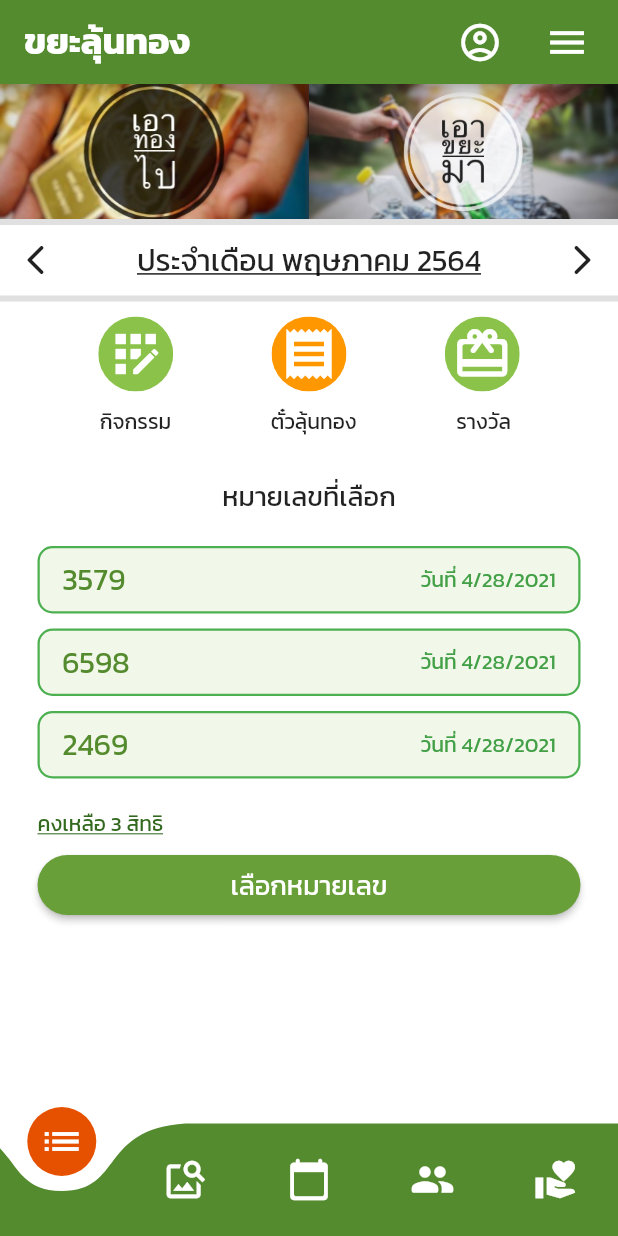
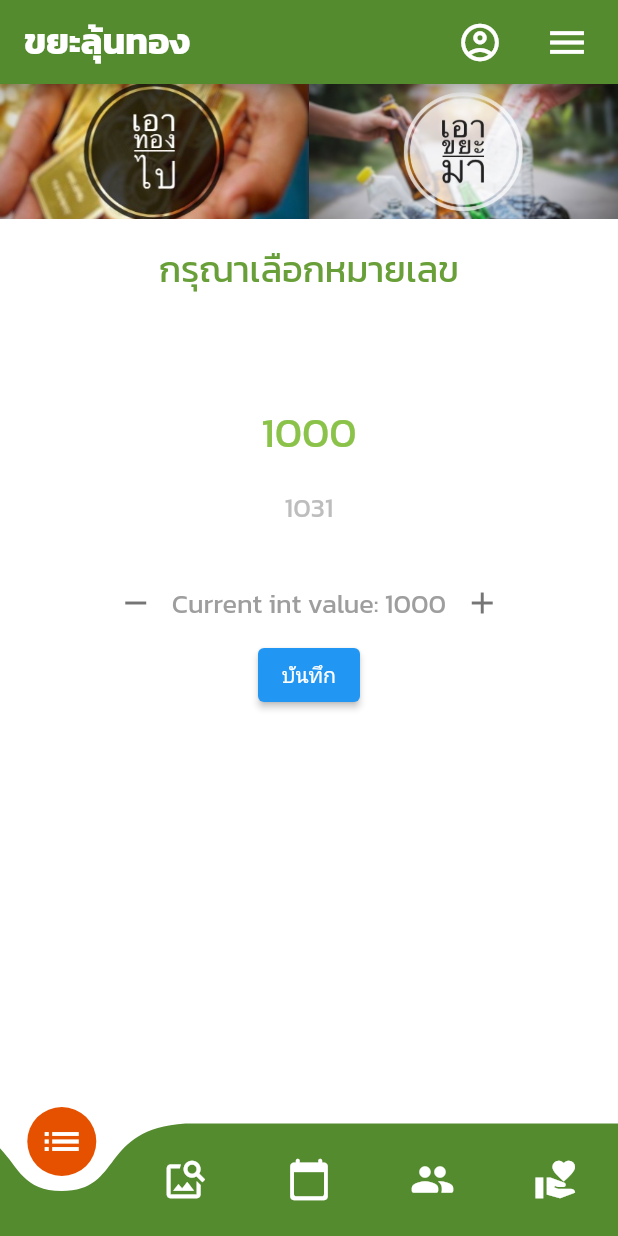
Before and after one commit to roongsetfire/Greenlink, a Flutter app: the Checklist1 screen opened by its route, after a tap on the "arrow forward ios" icon, after a tap on the "receipt" icon, after a tap on "เลือกหมายเลข", on a phone screen of 412 x 824 dp. Run offline on Flutter 3.47's test engine with Material 2 defaults, Android fonts, the phone set to English and light mode, and no system bars; drawn by our look-alikes of curved_navigation_bar, numberpicker; our stand-ins replace flutter_signin_button, flutter_switch, google_maps_flutter, location.

Commit message:
numberpicker

```diff
--- a/lib/Checklist/checklistpage1.dart
+++ b/lib/Checklist/checklistpage1.dart
@@ -1,7 +1,9 @@
 import 'package:flutter/material.dart';
 import 'package:project_bin/Checklist/activity.dart';
+import 'package:project_bin/Checklist/numberpicker.dart';
 import 'package:project_bin/Checklist/reward.dart';
 import 'package:project_bin/Checklist/ticket.dart';
+
 import 'package:project_bin/Widget-Other/BottomBar.dart';
 import 'package:project_bin/Widget-Other/Drawer.dart';
 
@@ -11,6 +13,15 @@ class Checklist1 extends StatefulWidget {
 }
 
 class _Checklist1State extends State<Checklist1> {
+  // ตรง checkpicker เอาไว้เช็คว่าเรากดปุ่มเลือกหมายเลขรึยัง ถ้ากดจะเด้งไปให้เลือกหมายเลข
+  bool checkpicker = false;
+  onChangeBool() {
+    setState(() {
+      checkpicker = !checkpicker;
+    });
+  }
+
+  //ตรงนี้เอาไว้เช็คตอนกด icon
   List<bool> pressed = [true, false, false];
   List<String> months = [
     'มกราคม',
@@ -99,13 +110,21 @@ class _Checklist1State extends State<Checklist1> {
                   ],
                 ),
               ),
-              //แถบประจำเดือน
+
+              //รวบแถบตั้งแต่ประจำเดือนลงไป เพื่อเวลากดเลือกเลขหวยหน้าส่วนนี้จะเปลี่ยนถ้ายังไม่กดก้โชว์ปกติ
+
+              (checkpicker)
+                  ? PickNumber(
+                      onPressed: () => onChangeBool(),
+                    )
+                  : Column(
+                      children: [
                         Container(
                           height: 55,
                           decoration: BoxDecoration(
                             border: Border.symmetric(
-                      horizontal:
-                          BorderSide(color: Colors.grey.shade300, width: 4)),
+                                horizontal: BorderSide(
+                                    color: Colors.grey.shade300, width: 4)),
                           ),
                           child: Row(
                             mainAxisAlignment: MainAxisAlignment.spaceBetween,
@@ -155,7 +174,9 @@ class _Checklist1State extends State<Checklist1> {
                             children: [
                               ClipOval(
                                 child: Material(
-                        color: pressed[0] ? Colors.orange : Colors.lightGreen,
+                                  color: pressed[0]
+                                      ? Colors.orange
+                                      : Colors.lightGreen,
                                   child: InkWell(
                                       onTap: () {
                                         setState(() {
@@ -177,7 +198,9 @@ class _Checklist1State extends State<Checklist1> {
                               ),
                               ClipOval(
                                 child: Material(
-                        color: pressed[1] ? Colors.orange : Colors.lightGreen,
+                                  color: pressed[1]
+                                      ? Colors.orange
+                                      : Colors.lightGreen,
                                   child: InkWell(
                                       onTap: () {
                                         setState(() {
@@ -199,7 +222,9 @@ class _Checklist1State extends State<Checklist1> {
                               ),
                               ClipOval(
                                 child: Material(
-                        color: pressed[2] ? Colors.orange : Colors.lightGreen,
+                                  color: pressed[2]
+                                      ? Colors.orange
+                                      : Colors.lightGreen,
                                   child: InkWell(
                                       onTap: () {
                                         setState(() {
@@ -230,15 +255,18 @@ class _Checklist1State extends State<Checklist1> {
                             children: [
                               Text(
                                 'กิจกรรม',
-                      style: TextStyle(fontFamily: 'Kanit', fontSize: 14),
+                                style: TextStyle(
+                                    fontFamily: 'Kanit', fontSize: 14),
                               ),
                               Text(
                                 'ตั๋วลุ้นทอง',
-                      style: TextStyle(fontFamily: 'Kanit', fontSize: 14),
+                                style: TextStyle(
+                                    fontFamily: 'Kanit', fontSize: 14),
                               ),
                               Text(
                                 'รางวัล',
-                      style: TextStyle(fontFamily: 'Kanit', fontSize: 14),
+                                style: TextStyle(
+                                    fontFamily: 'Kanit', fontSize: 14),
                               ),
                             ],
                           ),
@@ -248,8 +276,12 @@ class _Checklist1State extends State<Checklist1> {
                           child: pressed[0]
                               ? Activity()
                               : pressed[1]
-                        ? Ticket()
+                                  ? Ticket(
+                                      onPressed: () => onChangeBool(),
+                                    )
                                   : Reward(),
+                        ),
+                      ],
                     ),
             ],
           ),
--- /dev/null
+++ b/lib/Checklist/numberpicker.dart
@@ -0,0 +1,76 @@
+import 'package:flutter/material.dart';
+import 'package:numberpicker/numberpicker.dart';
+
+class PickNumber extends StatefulWidget {
+  final VoidCallback onPressed;
+  PickNumber({this.onPressed});
+  @override
+  _PickNumberState createState() => _PickNumberState();
+}
+
+class _PickNumberState extends State<PickNumber> {
+  int _currentIntValue = 1000;
+  @override
+  Widget build(BuildContext context) {
+    return Column(children: <Widget>[
+      SizedBox(height: 16),
+      Container(
+        margin: EdgeInsets.only(bottom: 15),
+        child: Text('กรุณาเลือกหมายเลข',
+            style: TextStyle(
+              fontFamily: 'Kanit',
+              fontSize: 24,
+              color: Colors.lightGreen.shade700,
+            )),
+      ),
+      NumberPicker(
+        value: _currentIntValue,
+        minValue: 1000,
+        maxValue: 9990,
+        step: 31,
+        haptics: true,
+        selectedTextStyle: TextStyle(
+            color: Colors.lightGreen, fontFamily: 'Kanit', fontSize: 28),
+        textStyle: TextStyle(
+            color: Colors.grey.shade400, fontFamily: 'Kanit', fontSize: 18),
+        onChanged: (value) => setState(() => _currentIntValue = value),
+      ),
+      SizedBox(height: 15),
+      Row(
+        mainAxisAlignment: MainAxisAlignment.center,
+        children: [
+          IconButton(
+            icon: Icon(
+              Icons.remove,
+              color: Colors.grey.shade600,
+            ),
+            onPressed: () => setState(() {
+              final newValue = _currentIntValue - 31;
+              _currentIntValue = newValue.clamp(1000, 9990);
+            }),
+          ),
+          Text(
+            'Current int value: $_currentIntValue',
+            style: TextStyle(
+                fontFamily: 'Kanit', fontSize: 18, color: Colors.grey.shade500),
+          ),
+          IconButton(
+            icon: Icon(
+              Icons.add,
+              color: Colors.grey.shade600,
+            ),
+            onPressed: () => setState(() {
+              final newValue = _currentIntValue + 31;
+              _currentIntValue = newValue.clamp(1000, 9990);
+            }),
+          ),
+        ],
+      ),
+      ElevatedButton(
+          onPressed: () {
+            widget.onPressed();
+          },
+          child: Text('บันทึก'))
+    ]);
+  }
+}
--- a/lib/Checklist/ticket.dart
+++ b/lib/Checklist/ticket.dart
@@ -2,6 +2,9 @@ import 'package:flutter/material.dart';
 import 'package:intl/intl.dart';
 
 class Ticket extends StatefulWidget {
+  //callback เป็นการบอกว่าเมื่อกดแล้วจะเปลี่ยน boolean ให้เป็น true ให้กลับไปเรียกหน้าเลือกเลขหวยให้แสดง
+  final VoidCallback onPressed;
+  Ticket({this.onPressed});
   @override
   _TicketState createState() => _TicketState();
 }
@@ -66,7 +69,10 @@ class _TicketState extends State<Ticket> {
                     shape: MaterialStateProperty.all(RoundedRectangleBorder(
                       borderRadius: BorderRadius.circular(20),
                     ))),
-                onPressed: () {},
+                onPressed: () {
+                  //ใช้ร่วมกับ callback เช็คว่ากดรึยัง
+                  widget.onPressed();
+                },
                 child: Text(
                   'เลือกหมายเลข',
                   style: TextStyle(fontFamily: 'Kanit', fontSize: 18),
@@ -82,10 +88,9 @@ class _TicketState extends State<Ticket> {
       height: 45,
       width: double.infinity,
       decoration: BoxDecoration(
-        border: Border.all(width: 1.5, color: Colors.green),
-        borderRadius: BorderRadius.circular(10),
-        color: Colors.lightGreen.shade50
-      ),
+          border: Border.all(width: 1.5, color: Colors.green),
+          borderRadius: BorderRadius.circular(10),
+          color: Colors.lightGreen.shade50),
       child: Row(
         mainAxisAlignment: MainAxisAlignment.spaceBetween,
         children: [
--- a/lib/Widget-Other/Notification.dart
+++ b/lib/Widget-Other/Notification.dart
@@ -22,6 +22,7 @@ class _NotificateState extends State<Notificate> {
   @override
   Widget build(BuildContext context) {
     return Scaffold(
+      //หลักๆในหน้านี้จะมี 2 แบบคือแบบกดแก้ไข กับแบบยังไม่กด กดแก้ไขแล้วจะมีปุ่ม 2 ปุ่มด้านล่าง
       //แถบ appbar บนสุด
       appBar: AppBar(
         elevation: 10,
@@ -221,13 +222,15 @@ class _NotificateState extends State<Notificate> {
                                         }
 
                                         setState(() {
+                                          //วาดใหม่เพื่อให้หน้ามัน update
+
                                           listNotification = listRemaining;
+                                          checklist = List.generate(
+                                              listNotification.length,
+                                              (index) => false);
                                           listColor = List.generate(
                                               listNotification.length,
                                               (index) => Colors.white);
-                                          checklist = List.generate(
-                                              listNotification.length,
-                                              (index) => false);
                                         });
                                         //ลอง uncomment 2 ล่างดูถ้าเกิดสงสัย
                                         // print(listNotification);
--- a/lib/main.dart
+++ b/lib/main.dart
@@ -1,7 +1,10 @@
 import 'package:flutter/material.dart';
+
 import 'package:project_bin/router.dart';
 
-void main() => runApp(MyApp());
+void main() {
+  runApp(MyApp());
+}
 
 class MyApp extends StatelessWidget {
   // Root of Application.
--- a/pubspec.yaml
+++ b/pubspec.yaml
@@ -36,7 +36,8 @@ dependencies:
   flutter_automation: ^1.2.2
   intl: ^0.17.0
   flutter_switch: ^0.3.1
-
+  numberpicker: ^2.1.1
+  provider: ^5.0.0
 
   # google_maps_flutter: ^0.5.21+2
 dev_dependencies:
```
Also changed, not shown: pubspec.lock. Lines whose indentation alone changed are shown as unchanged.
